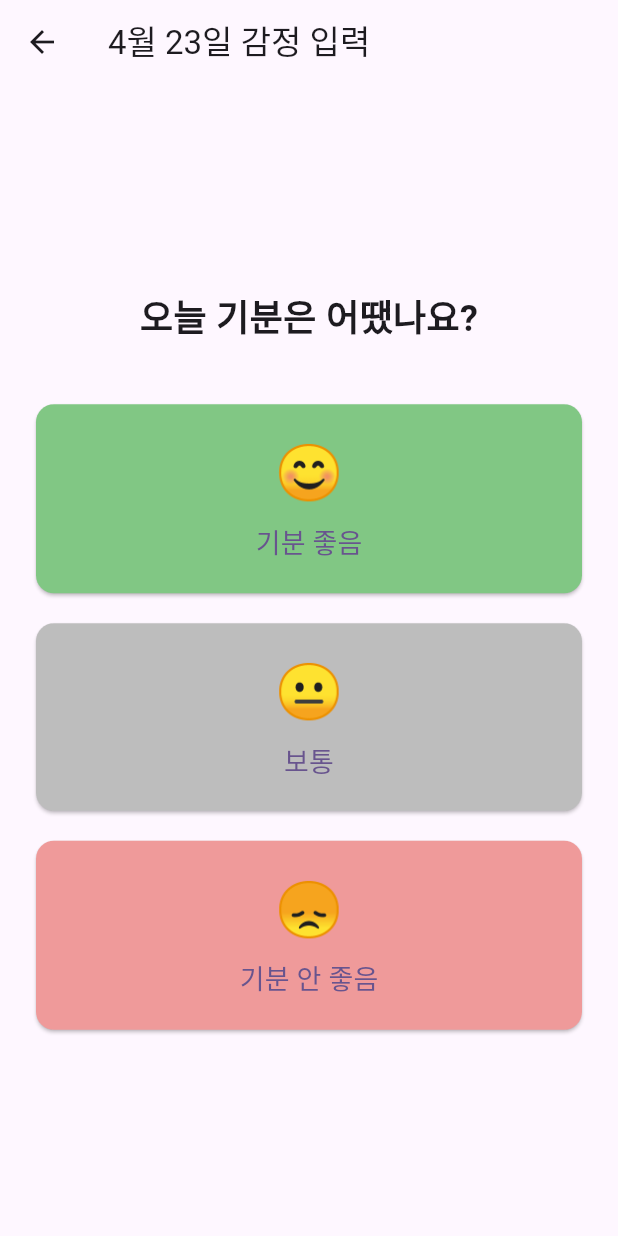
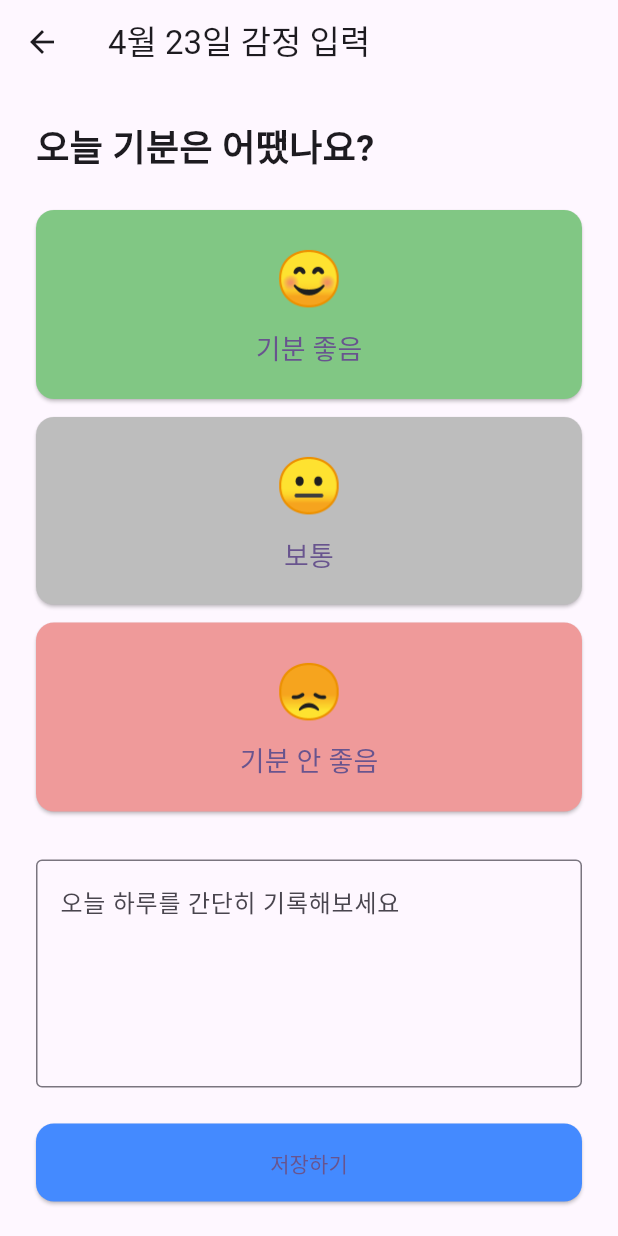
Before and after one commit to kimhyunjinjang/senior-mind-diary, a Flutter app: the EmotionInputScreen screen opened directly with empty values, on a phone screen of 412 x 824 dp. Run offline on Flutter 3.47's test engine with Material 3 defaults, Android fonts, the light colour scheme and no system bars; our stand-ins replace pie_chart, shared_preferences, table_calendar; accounts and stored records are empty.

Commit message:
감정+일기 저장 기능 구현

```diff
--- a/lib/main.dart
+++ b/lib/main.dart
@@ -7,7 +7,7 @@ import 'dart:io';
 import 'package:path_provider/path_provider.dart';
 import 'package:pie_chart/pie_chart.dart';
 
-ValueNotifier<Map<String, String>> emotionDataNotifier = ValueNotifier({});
+ValueNotifier<Map<String, Map<String, String>>> emotionDataNotifier = ValueNotifier({});
 
 class EmotionStatsScreen extends StatelessWidget {
   const EmotionStatsScreen({super.key});
@@ -15,9 +15,13 @@ class EmotionStatsScreen extends StatelessWidget {
   Future<Map<String, double>> _getEmotionCounts() async {
     final prefs = await SharedPreferences.getInstance();
     final jsonString = prefs.getString('emotionData');
-    Map<String, String> data = {};
+    Map<String, Map<String, String>> data = {};
+
     if (jsonString != null) {
-      data = Map<String, String>.from(json.decode(jsonString));
+      final raw = json.decode(jsonString);
+      data = Map<String, Map<String, String>>.from(
+        raw.map((k, v) => MapEntry(k, Map<String, String>.from(v))),
+      );
     }
 
     // 초기화
@@ -29,7 +33,8 @@ class EmotionStatsScreen extends StatelessWidget {
 
     // 데이터 집계
     for (var value in data.values) {
-      switch (value) {
+      final emotion = value['emotion'];
+      switch (emotion) {
         case '기분 좋음':
           counts['😊 기분 좋음'] = counts['😊 기분 좋음']! + 1;
           break;
@@ -204,7 +209,7 @@ class _MyHomePageState extends State<MyHomePage> {
           // TRY THIS: Invoke "debug painting" (choose the "Toggle Debug Paint"
           // action in the IDE, or press "p" in the console), to see the
           // wireframe for each widget.
-          mainAxisAlignment: MainAxisAlignment.center,
+          mainAxisAlignment: MainAxisAlignment.start,
           children: <Widget>[
             const Text('You have pushed the button this many times:'),
             Text(
@@ -251,7 +256,10 @@ class _CalendarScreenState extends State<CalendarScreen> {
     print('불러온 JSON 문자열: $jsonString');
 
     if (jsonString != null) {
-      final data = Map<String, String>.from(json.decode(jsonString));
+      final raw = json.decode(jsonString);
+      final data = Map<String, Map<String, String>>.from(
+          raw.map((k, v) => MapEntry(k, Map<String, String>.from(v)))
+      );
       emotionDataNotifier.value = data;
       _mostFrequentEmotion = getMostFrequentEmotion(data);
     }
@@ -261,7 +269,7 @@ class _CalendarScreenState extends State<CalendarScreen> {
     print('🗂️ 앱 저장 경로: ${dir.path}');
   }
 
-  String getMostFrequentEmotion(Map<String, String>data) {
+  String getMostFrequentEmotion(Map<String, Map<String, String>> data) {
     Map<String, int> count = {
       '기분 좋음' : 0,
       '보통' : 0,
@@ -269,8 +277,9 @@ class _CalendarScreenState extends State<CalendarScreen> {
     };
 
     for (var value in data.values) {
-      if (count.containsKey(value)) {
-        count[value] = count[value]! + 1;
+      final emotion = value['emotion'] ?? '보통';
+      if (count.containsKey(emotion)) {
+        count[emotion] = count[emotion]! + 1;
       }
     }
 
@@ -389,28 +398,31 @@ class _CalendarScreenState extends State<CalendarScreen> {
                 calendarBuilders: CalendarBuilders(
                   defaultBuilder: (context, day, focusedDay) {
                     final dateStr = formatDate(day);
-                    final emotion = emotionDataNotifier.value[dateStr];
+                    final emotion = emotionDataNotifier.value[dateStr]?['emotion'];
+                    String emoji = '';
 
                     if (emotion != null) {
-                      String emoji;
-                      if (emotion == '기분 좋음') emoji = '😊';
-                      else if (emotion == '보통') emoji = '😐';
-                      else emoji = '😞';
+                      if (emotion == '기분 좋음')
+                        emoji = '😊';
+                      else if (emotion == '보통')
+                        emoji = '😐';
+                      else
+                        emoji = '😞';
+                    }
 
                       return Column(
-                        mainAxisAlignment: MainAxisAlignment.center,
+                        mainAxisAlignment: MainAxisAlignment.start,
                         children: [
-                          Text('${day.day}'),
-                          Text(emoji),
+                          Text('${day.day}',
+                              style: TextStyle(fontWeight: isSameDay(day, DateTime.now()) ? FontWeight.bold : FontWeight.normal)),
+                          if (emoji.isNotEmpty) Text(emoji),
                         ],
                       );
-                    }
-                    return null;
-                  },
+                    },
 
                   todayBuilder: (context, day, focusedDay) {
                     final dateStr = formatDate(day);
-                    final emotion = emotionDataNotifier.value[dateStr];
+                    final emotion = emotionDataNotifier.value[dateStr]?['emotion'];
                     String emoji = '';
 
                     if (emotion != null) {
@@ -420,13 +432,9 @@ class _CalendarScreenState extends State<CalendarScreen> {
                     }
 
                     return Column(
-                      mainAxisAlignment: MainAxisAlignment.center,
+                      mainAxisAlignment: MainAxisAlignment.start,
                       children: [
-                        Text(
-                          '${day.day}',
-                          style: const TextStyle(
-                            fontWeight: FontWeight.bold),
-                        ),
+                        Text('${day.day}', style: TextStyle(fontWeight: FontWeight.bold)),
                         if (emoji.isNotEmpty) Text(emoji),
                       ],
                     );
@@ -441,90 +449,132 @@ class _CalendarScreenState extends State<CalendarScreen> {
   }
 }
 
-class EmotionInputScreen extends StatelessWidget {
+class EmotionInputScreen extends StatefulWidget {
   final DateTime selectedDay;
 
   const EmotionInputScreen({super.key, required this.selectedDay});
 
   @override
+  State<EmotionInputScreen> createState() => _EmotionInputScreenState();
+}
+
+class _EmotionInputScreenState extends State<EmotionInputScreen> {
+  final TextEditingController _diaryController = TextEditingController();
+  String? _selectedEmotion;
+
+  @override
+  void initState() {
+    super.initState();
+    _loadSavedDiary(); // 일기 내용 불러오기
+  }
+
+  Future<void> _loadSavedDiary() async {
+    final prefs = await SharedPreferences.getInstance();
+    final jsonString = prefs.getString('emotionData');
+    if (jsonString != null) {
+      final raw = json.decode(jsonString);
+      final data = Map<String, Map<String, String>>.from(
+        raw.map((k, v) => MapEntry(k, Map<String, String>.from(v))),
+      );
+      final formattedDate = formatDate(widget.selectedDay);
+      final saved = data[formattedDate];
+      if (saved != null) {
+        setState(() {
+          _selectedEmotion = saved['emotion'];
+          _diaryController.text = saved['diary'] ?? '';
+        });
+      }
+    }
+  }
+
+  void _saveData() async {
+    if (_selectedEmotion == null) {
+      ScaffoldMessenger.of(context).showSnackBar(
+        SnackBar(content: Text('감정을 선택해주세요.')),
+      );
+      return;
+    }
+
+    final prefs = await SharedPreferences.getInstance();
+    final jsonString = prefs.getString('emotionData');
+    Map<String, dynamic> data = {};
+    if (jsonString != null) {
+      data = Map<String, dynamic>.from(json.decode(jsonString));
+    }
+
+    final formattedDate = formatDate(widget.selectedDay);
+    data[formattedDate] = {
+      'emotion': _selectedEmotion!,
+      'diary': _diaryController.text,
+    };
+
+    await prefs.setString('emotionData', json.encode(data));
+    emotionDataNotifier.value = Map<String, Map<String, String>>.from(
+        data.map((k, v) => MapEntry(k, Map<String, String>.from(v)))
+    );
+
+    ScaffoldMessenger.of(context).showSnackBar(
+      SnackBar(content: Text('감정과 일기가 저장되었습니다.')),
+    );
+
+    Navigator.pop(context);
+  }
+
+  @override
   Widget build(BuildContext context) {
     return Scaffold(
       appBar: AppBar(
-        title: Text('${selectedDay.month}월 ${selectedDay.day}일 감정 입력'),
+        title: Text('${widget.selectedDay.month}월 ${widget.selectedDay.day}일 감정 입력'),
       ),
-      body: Padding(
+      body: SingleChildScrollView(
         padding: const EdgeInsets.all(24.0),
         child: Column(
-          mainAxisAlignment: MainAxisAlignment.center,
+          crossAxisAlignment: CrossAxisAlignment.stretch,
           children: [
-            Text(
-              '오늘 기분은 어땠나요?',
-              style: TextStyle(fontSize: 24, fontWeight: FontWeight.bold),
+            Text('오늘 기분은 어땠나요?', style: TextStyle(fontSize: 24, fontWeight: FontWeight.bold)),
+            const SizedBox(height: 24),
+            EmotionButton(
+              emoji: '😊', label: '기분 좋음', color: Colors.green.shade300,
+              onTap: () => setState(() => _selectedEmotion = '기분 좋음'),
+              selected: _selectedEmotion == '기분 좋음',
             ),
-            const SizedBox(height: 40),
-
-            // 😊 기분 좋음
+            const SizedBox(height: 12),
             EmotionButton(
-              emoji: '😊',
-              label: '기분 좋음',
-              color: Colors.green.shade300,
-              onTap: () {
-                _submitEmotion(context, selectedDay, '기분 좋음');
-              },
+              emoji: '😐', label: '보통', color: Colors.grey.shade400,
+              onTap: () => setState(() => _selectedEmotion = '보통'),
+              selected: _selectedEmotion == '보통',
             ),
-
-            const SizedBox(height: 20),
-
-            // 😐 보통
+            const SizedBox(height: 12),
             EmotionButton(
-              emoji: '😐',
-              label: '보통',
-              color: Colors.grey.shade400,
-              onTap: () {
-                _submitEmotion(context, selectedDay, '보통');
-              },
+              emoji: '😞', label: '기분 안 좋음', color: Colors.red.shade200,
+              onTap: () => setState(() => _selectedEmotion = '기분 안 좋음'),
+              selected: _selectedEmotion == '기분 안 좋음',
             ),
-
-            const SizedBox(height: 20),
-
-            // 😞 기분 안 좋음
-            EmotionButton(
-              emoji: '😞',
-              label: '기분 안 좋음',
-              color: Colors.red.shade200,
-              onTap: () {
-                _submitEmotion(context, selectedDay, '기분 안 좋음');
-              },
+            const SizedBox(height: 32),
+            TextField(
+              controller: _diaryController,
+              maxLines: 5,
+              decoration: InputDecoration(
+                hintText: '오늘 하루를 간단히 기록해보세요',
+                border: OutlineInputBorder(),
+              ),
+            ),
+            const SizedBox(height: 24),
+            ElevatedButton(
+              onPressed: _saveData,
+              child: Text('저장하기'),
+              style: ElevatedButton.styleFrom(
+                backgroundColor: Colors.blueAccent,
+                padding: EdgeInsets.symmetric(horizontal: 48, vertical: 16),
+                shape: RoundedRectangleBorder(
+                  borderRadius: BorderRadius.circular(12),
+                ),
+              ),
             ),
           ],
         ),
       ),
     );
-  }
-
-  void _submitEmotion(BuildContext context, DateTime date, String emotion) async {
-    final prefs = await SharedPreferences.getInstance();
-    final jsonString = prefs.getString('emotionData');
-    Map<String, String> data = {};
-    if (jsonString != null) {
-      data = Map<String, String>.from(json.decode(jsonString));
-    }
-
-    final formattedDate = formatDate(date);
-    data[formattedDate] = emotion;
-
-    print('저장되는 감정 데이터: $data');
-
-    await prefs.setString('emotionData', json.encode(data));
-
-    // notifier에 업데이트
-    emotionDataNotifier = ValueNotifier<Map<String, String>>(Map<String, String>.from(data));
-
-    ScaffoldMessenger.of(context).showSnackBar(
-      SnackBar(content: Text('$emotion 으로 저장되었습니다.')),
-    );
-
-    Navigator.pop(context); // 이전 화면으로 돌아가기
   }
 }
 
@@ -533,6 +583,7 @@ class EmotionButton extends StatelessWidget {
   final String label;
   final Color color;
   final VoidCallback onTap;
+  final bool selected;
 
   const EmotionButton({
     super.key,
@@ -540,6 +591,7 @@ class EmotionButton extends StatelessWidget {
     required this.label,
     required this.color,
     required this.onTap,
+    this.selected = false,
   });
 
   @override
@@ -549,21 +601,15 @@ class EmotionButton extends StatelessWidget {
       child: ElevatedButton(
         onPressed: onTap,
         style: ElevatedButton.styleFrom(
-          backgroundColor: color,
+          backgroundColor: selected ? Colors.black54 : color,
           padding: const EdgeInsets.symmetric(vertical: 20),
           shape: RoundedRectangleBorder(borderRadius: BorderRadius.circular(12)),
         ),
         child: Column(
           children: [
-            Text(
-              emoji,
-              style: const TextStyle(fontSize: 36),
-            ),
+            Text(emoji, style: const TextStyle(fontSize: 36)),
             const SizedBox(height: 8),
-            Text(
-              label,
-              style: const TextStyle(fontSize: 18),
-            ),
+            Text(label, style: const TextStyle(fontSize: 18)),
           ],
         ),
       ),
```
